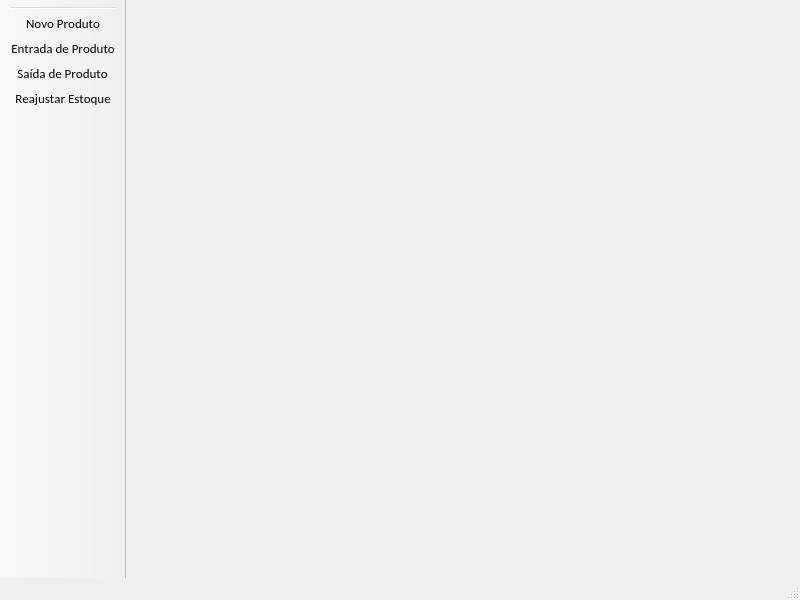
Old version of the form loja/tela_estoque.ui in the repository jmessias1725/sexloja.
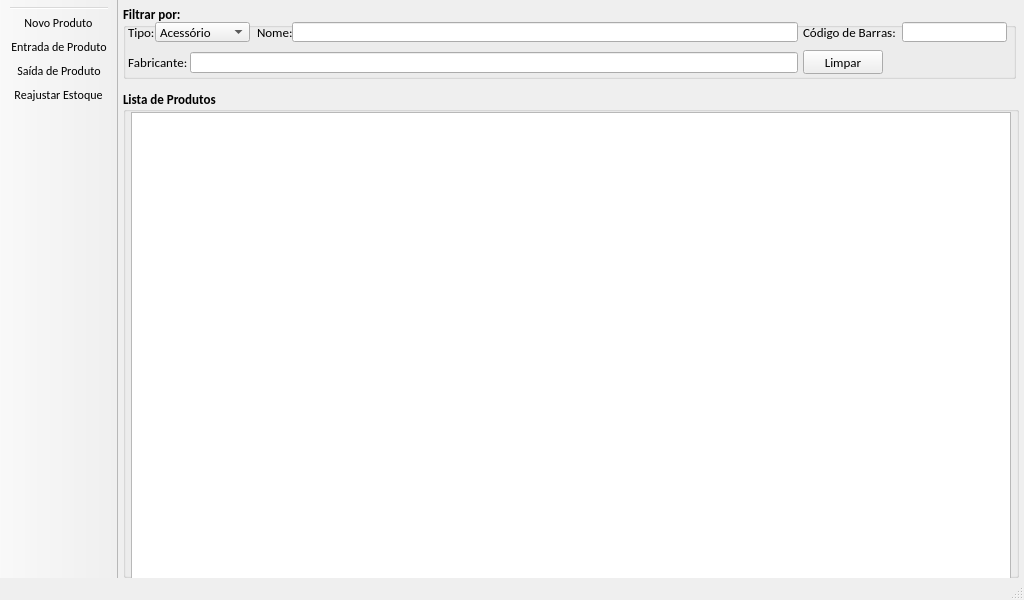
New version of the form. Icons and pictures are not drawn.

Diff of the .ui file:
```diff
--- a/loja/tela_estoque.ui
+++ b/loja/tela_estoque.ui
@@ -6,30 +6,524 @@
    <rect>
     <x>0</x>
     <y>0</y>
-    <width>800</width>
+    <width>1024</width>
     <height>600</height>
    </rect>
   </property>
   <property name="windowTitle">
    <string>MainWindow</string>
   </property>
-  <widget class="QWidget" name="centralwidget"/>
-  <widget class="QMenuBar" name="mb_lateral">
-   <property name="geometry">
-    <rect>
-     <x>0</x>
-     <y>0</y>
-     <width>800</width>
-     <height>21</height>
-    </rect>
-   </property>
+  <widget class="QWidget" name="centralwidget">
+   <layout class="QVBoxLayout" name="verticalLayout_2">
+    <property name="spacing">
+     <number>10</number>
+    </property>
+    <property name="leftMargin">
+     <number>5</number>
+    </property>
+    <property name="topMargin">
+     <number>5</number>
+    </property>
+    <property name="rightMargin">
+     <number>5</number>
+    </property>
+    <property name="bottomMargin">
+     <number>0</number>
+    </property>
+    <item>
+     <widget class="QGroupBox" name="gb_filtrar">
+      <property name="sizePolicy">
+       <sizepolicy hsizetype="Preferred" vsizetype="Expanding">
+        <horstretch>5</horstretch>
+        <verstretch>5</verstretch>
+       </sizepolicy>
+      </property>
+      <property name="minimumSize">
+       <size>
+        <width>893</width>
+        <height>74</height>
+       </size>
+      </property>
+      <property name="maximumSize">
+       <size>
+        <width>893</width>
+        <height>74</height>
+       </size>
+      </property>
+      <property name="font">
+       <font>
+        <family>Calibri</family>
+        <pointsize>10</pointsize>
+        <weight>75</weight>
+        <bold>true</bold>
+        <kerning>false</kerning>
+       </font>
+      </property>
+      <property name="title">
+       <string>Filtrar por:</string>
+      </property>
+      <widget class="QLabel" name="lb_tipo">
+       <property name="geometry">
+        <rect>
+         <x>5</x>
+         <y>17</y>
+         <width>28</width>
+         <height>20</height>
+        </rect>
+       </property>
+       <property name="minimumSize">
+        <size>
+         <width>28</width>
+         <height>20</height>
+        </size>
+       </property>
+       <property name="maximumSize">
+        <size>
+         <width>28</width>
+         <height>20</height>
+        </size>
+       </property>
+       <property name="font">
+        <font>
+         <weight>50</weight>
+         <bold>false</bold>
+         <kerning>false</kerning>
+        </font>
+       </property>
+       <property name="text">
+        <string>Tipo:</string>
+       </property>
+      </widget>
+      <widget class="QLineEdit" name="le_fabricante">
+       <property name="geometry">
+        <rect>
+         <x>67</x>
+         <y>47</y>
+         <width>608</width>
+         <height>21</height>
+        </rect>
+       </property>
+       <property name="font">
+        <font>
+         <weight>50</weight>
+         <bold>false</bold>
+         <kerning>false</kerning>
+        </font>
+       </property>
+       <property name="inputMethodHints">
+        <set>Qt::ImhNone</set>
+       </property>
+       <property name="inputMask">
+        <string/>
+       </property>
+       <property name="text">
+        <string/>
+       </property>
+       <property name="maxLength">
+        <number>60</number>
+       </property>
+      </widget>
+      <widget class="QLabel" name="lb_fabricante">
+       <property name="geometry">
+        <rect>
+         <x>5</x>
+         <y>47</y>
+         <width>63</width>
+         <height>20</height>
+        </rect>
+       </property>
+       <property name="minimumSize">
+        <size>
+         <width>63</width>
+         <height>20</height>
+        </size>
+       </property>
+       <property name="maximumSize">
+        <size>
+         <width>63</width>
+         <height>20</height>
+        </size>
+       </property>
+       <property name="font">
+        <font>
+         <weight>50</weight>
+         <bold>false</bold>
+         <kerning>false</kerning>
+        </font>
+       </property>
+       <property name="text">
+        <string>Fabricante:</string>
+       </property>
+      </widget>
+      <widget class="QLineEdit" name="le_nome">
+       <property name="geometry">
+        <rect>
+         <x>169</x>
+         <y>17</y>
+         <width>506</width>
+         <height>20</height>
+        </rect>
+       </property>
+       <property name="minimumSize">
+        <size>
+         <width>506</width>
+         <height>20</height>
+        </size>
+       </property>
+       <property name="maximumSize">
+        <size>
+         <width>506</width>
+         <height>20</height>
+        </size>
+       </property>
+       <property name="font">
+        <font>
+         <weight>50</weight>
+         <bold>false</bold>
+         <kerning>false</kerning>
+        </font>
+       </property>
+       <property name="inputMethodHints">
+        <set>Qt::ImhNone</set>
+       </property>
+       <property name="inputMask">
+        <string/>
+       </property>
+       <property name="text">
+        <string/>
+       </property>
+       <property name="maxLength">
+        <number>60</number>
+       </property>
+      </widget>
+      <widget class="QLineEdit" name="le_codigo_barras">
+       <property name="geometry">
+        <rect>
+         <x>779</x>
+         <y>17</y>
+         <width>105</width>
+         <height>20</height>
+        </rect>
+       </property>
+       <property name="minimumSize">
+        <size>
+         <width>105</width>
+         <height>20</height>
+        </size>
+       </property>
+       <property name="maximumSize">
+        <size>
+         <width>105</width>
+         <height>20</height>
+        </size>
+       </property>
+       <property name="font">
+        <font>
+         <weight>50</weight>
+         <bold>false</bold>
+         <kerning>false</kerning>
+        </font>
+       </property>
+       <property name="inputMask">
+        <string>0 000000 000000; </string>
+       </property>
+       <property name="text">
+        <string>  </string>
+       </property>
+       <property name="maxLength">
+        <number>15</number>
+       </property>
+      </widget>
+      <widget class="QLabel" name="lb_nome">
+       <property name="geometry">
+        <rect>
+         <x>134</x>
+         <y>17</y>
+         <width>35</width>
+         <height>20</height>
+        </rect>
+       </property>
+       <property name="minimumSize">
+        <size>
+         <width>35</width>
+         <height>20</height>
+        </size>
+       </property>
+       <property name="maximumSize">
+        <size>
+         <width>35</width>
+         <height>20</height>
+        </size>
+       </property>
+       <property name="font">
+        <font>
+         <weight>50</weight>
+         <bold>false</bold>
+         <kerning>false</kerning>
+        </font>
+       </property>
+       <property name="text">
+        <string>Nome:</string>
+       </property>
+      </widget>
+      <widget class="QComboBox" name="cb_tipo">
+       <property name="geometry">
+        <rect>
+         <x>32</x>
+         <y>17</y>
+         <width>95</width>
+         <height>20</height>
+        </rect>
+       </property>
+       <property name="maximumSize">
+        <size>
+         <width>100</width>
+         <height>20</height>
+        </size>
+       </property>
+       <property name="font">
+        <font>
+         <weight>50</weight>
+         <bold>false</bold>
+         <kerning>false</kerning>
+        </font>
+       </property>
+       <item>
+        <property name="text">
+         <string>Acessório</string>
+        </property>
+       </item>
+       <item>
+        <property name="text">
+         <string>Cosmético</string>
+        </property>
+       </item>
+       <item>
+        <property name="text">
+         <string>Decoração</string>
+        </property>
+       </item>
+       <item>
+        <property name="text">
+         <string>Estimulante</string>
+        </property>
+       </item>
+       <item>
+        <property name="text">
+         <string>Fetish</string>
+        </property>
+       </item>
+       <item>
+        <property name="text">
+         <string>Gel</string>
+        </property>
+       </item>
+       <item>
+        <property name="text">
+         <string>Higiene</string>
+        </property>
+       </item>
+       <item>
+        <property name="text">
+         <string>Jogo</string>
+        </property>
+       </item>
+       <item>
+        <property name="text">
+         <string>Kit</string>
+        </property>
+       </item>
+       <item>
+        <property name="text">
+         <string>Lubrificante</string>
+        </property>
+       </item>
+       <item>
+        <property name="text">
+         <string>Perfumaria</string>
+        </property>
+       </item>
+       <item>
+        <property name="text">
+         <string>Preservativo</string>
+        </property>
+       </item>
+       <item>
+        <property name="text">
+         <string>Prótese</string>
+        </property>
+       </item>
+       <item>
+        <property name="text">
+         <string>Vestuário</string>
+        </property>
+       </item>
+       <item>
+        <property name="text">
+         <string>Vibrador</string>
+        </property>
+       </item>
+      </widget>
+      <widget class="QLabel" name="lb_codigo_barras">
+       <property name="geometry">
+        <rect>
+         <x>680</x>
+         <y>17</y>
+         <width>99</width>
+         <height>20</height>
+        </rect>
+       </property>
+       <property name="minimumSize">
+        <size>
+         <width>99</width>
+         <height>20</height>
+        </size>
+       </property>
+       <property name="maximumSize">
+        <size>
+         <width>99</width>
+         <height>20</height>
+        </size>
+       </property>
+       <property name="font">
+        <font>
+         <weight>50</weight>
+         <bold>false</bold>
+         <kerning>false</kerning>
+        </font>
+       </property>
+       <property name="text">
+        <string>Código de Barras:</string>
+       </property>
+      </widget>
+      <widget class="QPushButton" name="btn_limpar">
+       <property name="geometry">
+        <rect>
+         <x>680</x>
+         <y>45</y>
+         <width>80</width>
+         <height>24</height>
+        </rect>
+       </property>
+       <property name="font">
+        <font>
+         <weight>50</weight>
+         <bold>false</bold>
+        </font>
+       </property>
+       <property name="text">
+        <string>Limpar</string>
+       </property>
+       <property name="icon">
+        <iconset resource="imagens.qrc">
+         <normaloff>:/img/img/limpar.png</normaloff>:/img/img/limpar.png</iconset>
+       </property>
+      </widget>
+     </widget>
+    </item>
+    <item>
+     <widget class="QGroupBox" name="gb_clientes">
+      <property name="minimumSize">
+       <size>
+        <width>889</width>
+        <height>251</height>
+       </size>
+      </property>
+      <property name="font">
+       <font>
+        <family>Calibri</family>
+        <pointsize>10</pointsize>
+        <weight>75</weight>
+        <bold>true</bold>
+       </font>
+      </property>
+      <property name="title">
+       <string>Lista de Produtos</string>
+      </property>
+      <property name="alignment">
+       <set>Qt::AlignLeading|Qt::AlignLeft|Qt::AlignVCenter</set>
+      </property>
+      <layout class="QVBoxLayout" name="verticalLayout">
+       <property name="spacing">
+        <number>0</number>
+       </property>
+       <property name="leftMargin">
+        <number>5</number>
+       </property>
+       <property name="topMargin">
+        <number>0</number>
+       </property>
+       <property name="rightMargin">
+        <number>5</number>
+       </property>
+       <property name="bottomMargin">
+        <number>5</number>
+       </property>
+       <item>
+        <widget class="QTableView" name="tv_clientes">
+         <property name="minimumSize">
+          <size>
+           <width>869</width>
+           <height>469</height>
+          </size>
+         </property>
+         <property name="font">
+          <font>
+           <family>Calibri</family>
+           <pointsize>10</pointsize>
+           <kerning>false</kerning>
+          </font>
+         </property>
+         <property name="horizontalScrollBarPolicy">
+          <enum>Qt::ScrollBarAsNeeded</enum>
+         </property>
+         <property name="alternatingRowColors">
+          <bool>true</bool>
+         </property>
+         <property name="sortingEnabled">
+          <bool>false</bool>
+         </property>
+         <attribute name="horizontalHeaderVisible">
+          <bool>false</bool>
+         </attribute>
+         <attribute name="horizontalHeaderDefaultSectionSize">
+          <number>450</number>
+         </attribute>
+         <attribute name="horizontalHeaderMinimumSectionSize">
+          <number>15</number>
+         </attribute>
+         <attribute name="horizontalHeaderStretchLastSection">
+          <bool>true</bool>
+         </attribute>
+         <attribute name="verticalHeaderVisible">
+          <bool>false</bool>
+         </attribute>
+         <attribute name="verticalHeaderCascadingSectionResizes">
+          <bool>false</bool>
+         </attribute>
+         <attribute name="verticalHeaderDefaultSectionSize">
+          <number>30</number>
+         </attribute>
+         <attribute name="verticalHeaderMinimumSectionSize">
+          <number>20</number>
+         </attribute>
+         <attribute name="verticalHeaderStretchLastSection">
+          <bool>false</bool>
+         </attribute>
+        </widget>
+       </item>
+      </layout>
+     </widget>
+    </item>
+   </layout>
   </widget>
   <widget class="QStatusBar" name="statusbar"/>
   <widget class="QToolBar" name="tb_principal">
    <property name="font">
     <font>
      <family>Calibri</family>
-     <pointsize>10</pointsize>
+     <pointsize>9</pointsize>
+     <italic>false</italic>
      <kerning>false</kerning>
     </font>
    </property>
@@ -41,8 +535,8 @@
    </property>
    <property name="iconSize">
     <size>
-     <width>40</width>
-     <height>40</height>
+     <width>30</width>
+     <height>30</height>
     </size>
    </property>
    <property name="toolButtonStyle">
```
Left out of the diff: 61 changed lines with no effect on the pictures.
